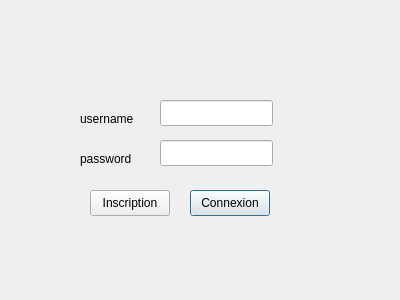
Before: the Qt Designer form src/views/Login.ui in LinkIsACake/PTUT-CoffreFortElectronique, drawn with Qt 5.
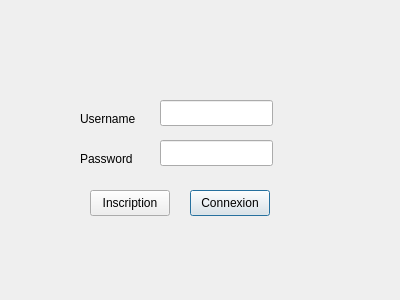
After: the same form once the commit is applied.

Commit message: Correction orthographique des textes interface login

The edit to the form file:
```diff
--- a/src/views/Login.ui
+++ b/src/views/Login.ui
@@ -72,7 +72,7 @@
     </rect>
    </property>
    <property name="text">
-    <string>username</string>
+    <string>Username</string>
    </property>
   </widget>
   <widget class="QLabel" name="password_label">
@@ -85,7 +85,7 @@
     </rect>
    </property>
    <property name="text">
-    <string>password</string>
+    <string>Password</string>
    </property>
   </widget>
  </widget>
```
Left out of the diff: 2 changed lines with no effect on the pictures. The commit also changes 2 other files.
